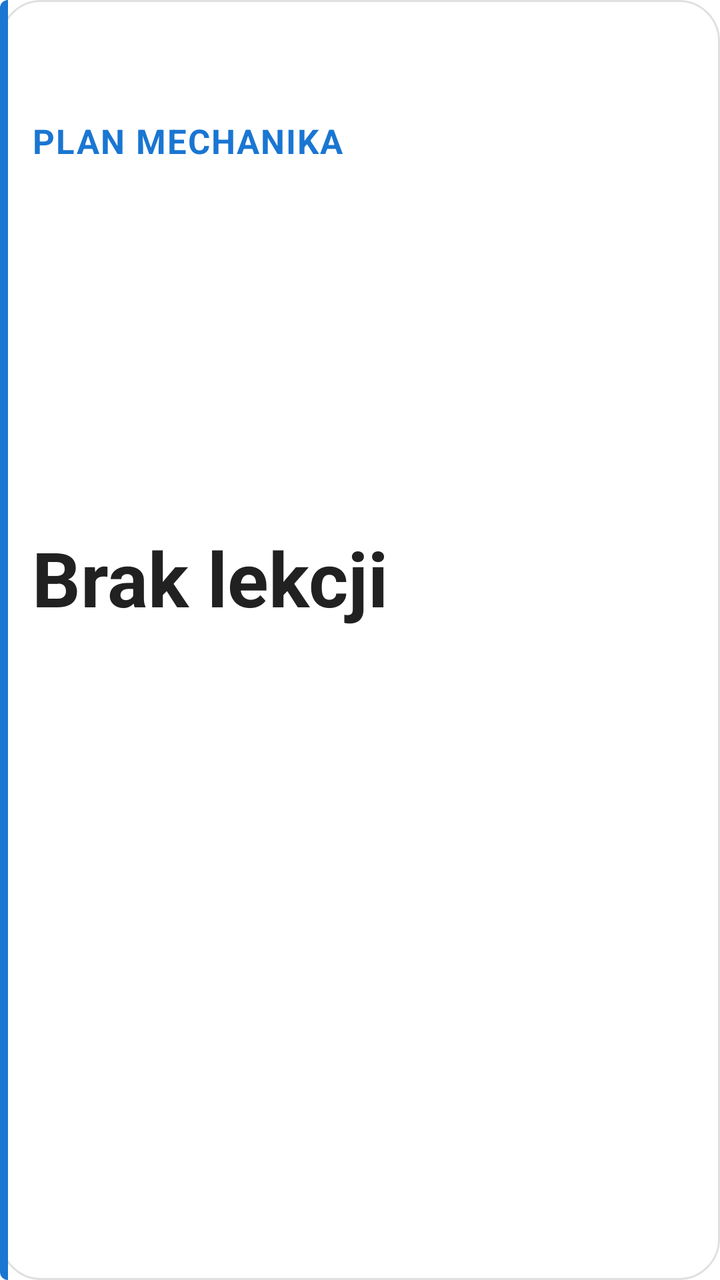
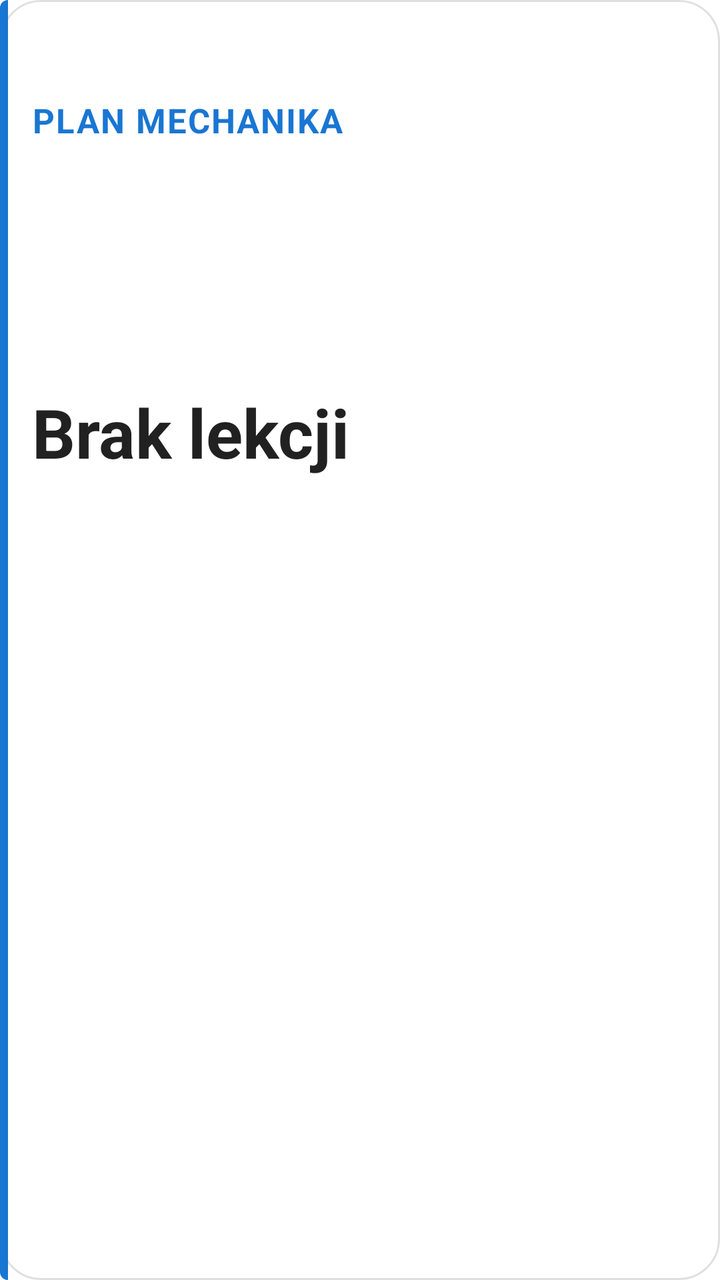

Compare the two renders of this Android layout. The source of the first and the diff that turns it into the second are given below.
<!-- AndroidManifest.xml: fallback theme Theme.MaterialComponents.DayNight.NoActionBar -->
<!-- res/layout/timetable_widget_layout.xml -->
<?xml version="1.0" encoding="utf-8"?>
<LinearLayout xmlns:android="http://schemas.android.com/apk/res/android"
    android:id="@+id/widget_root"
    android:layout_width="match_parent"
    android:layout_height="match_parent"
    android:orientation="horizontal"
    android:background="@drawable/widget_background">

    
    <FrameLayout
        android:layout_width="4dp"
        android:layout_height="match_parent"
        android:background="@drawable/widget_accent_bar" />

    
    <LinearLayout
        android:layout_width="0dp"
        android:layout_height="match_parent"
        android:layout_weight="1"
        android:orientation="vertical"
        android:paddingStart="12dp"
        android:paddingEnd="14dp"
        android:paddingTop="8dp"
        android:paddingBottom="8dp">

        <TextView
            android:id="@+id/widget_status"
            android:layout_width="match_parent"
            android:layout_height="0dp"
            android:layout_weight="2"
            android:gravity="center_vertical"
            android:text="Plan Mechanika"
            android:textSize="13sp"
            android:textStyle="bold"
            android:textAllCaps="true"
            android:letterSpacing="0.04"
            android:maxLines="1"
            android:autoSizeTextType="uniform"
            android:autoSizeMinTextSize="11sp"
            android:autoSizeMaxTextSize="17sp"
            android:textColor="@color/widget_accent" />

        <TextView
            android:id="@+id/widget_subject"
            android:layout_width="match_parent"
            android:layout_height="0dp"
            android:layout_weight="5"
            android:gravity="center_vertical"
            android:text="Brak lekcji"
            android:textSize="24sp"
            android:textStyle="bold"
            android:textColor="@color/widget_subject"
            android:maxLines="2"
            android:ellipsize="end"
            android:autoSizeTextType="uniform"
            android:autoSizeMinTextSize="18sp"
            android:autoSizeMaxTextSize="38sp" />

        <TextView
            android:id="@+id/widget_details"
            android:layout_width="match_parent"
            android:layout_height="0dp"
            android:layout_weight="3"
            android:gravity="center_vertical"
            android:text=""
            android:textSize="16sp"
            android:textColor="@color/widget_details"
            android:maxLines="1"
            android:ellipsize="end"
            android:autoSizeTextType="uniform"
            android:autoSizeMinTextSize="13sp"
            android:autoSizeMaxTextSize="24sp" />

    </LinearLayout>

</LinearLayout>
<!-- resources referenced by this layout -->
<resources>
  <color name="widget_accent">#1976D2</color>
  <color name="widget_details">#FF757575</color>
  <color name="widget_subject">#FF212121</color>
  <!-- drawable widget_accent_bar (drawable) -->
  <?xml version="1.0" encoding="utf-8"?>
  <shape xmlns:android="http://schemas.android.com/apk/res/android" android:shape="rectangle">
      <solid android:color="@color/widget_accent" />
      <corners
          android:topLeftRadius="20dp"
          android:bottomLeftRadius="20dp"
          android:topRightRadius="0dp"
          android:bottomRightRadius="0dp" />
  </shape>
  <!-- drawable widget_background (drawable) -->
  <?xml version="1.0" encoding="utf-8"?>
  <shape xmlns:android="http://schemas.android.com/apk/res/android" android:shape="rectangle">
      <solid android:color="@color/widget_background" />
      <stroke android:width="1dp" android:color="@color/widget_border" />
      <corners android:radius="20dp" />
  </shape>
  <color name="widget_background">#FFFFFFFF</color>
  <color name="widget_border">#1F000000</color>
</resources>

<!-- the commit's change to res/layout/timetable_widget_layout.xml (unified diff, before → after) -->
@@ -44,32 +44,63 @@
             android:id="@+id/widget_subject"
             android:layout_width="match_parent"
             android:layout_height="0dp"
-            android:layout_weight="5"
+            android:layout_weight="4"
             android:gravity="center_vertical"
             android:text="Brak lekcji"
-            android:textSize="24sp"
+            android:textSize="22sp"
             android:textStyle="bold"
             android:textColor="@color/widget_subject"
             android:maxLines="2"
             android:ellipsize="end"
             android:autoSizeTextType="uniform"
-            android:autoSizeMinTextSize="18sp"
-            android:autoSizeMaxTextSize="38sp" />
+            android:autoSizeMinTextSize="16sp"
+            android:autoSizeMaxTextSize="34sp" />
 
+        
         <TextView
-            android:id="@+id/widget_details"
+            android:id="@+id/widget_time"
             android:layout_width="match_parent"
             android:layout_height="0dp"
-            android:layout_weight="3"
+            android:layout_weight="2"
             android:gravity="center_vertical"
             android:text=""
-            android:textSize="16sp"
+            android:textSize="14sp"
             android:textColor="@color/widget_details"
             android:maxLines="1"
             android:ellipsize="end"
             android:autoSizeTextType="uniform"
-            android:autoSizeMinTextSize="13sp"
-            android:autoSizeMaxTextSize="24sp" />
+            android:autoSizeMinTextSize="12sp"
+            android:autoSizeMaxTextSize="20sp" />
+
+        <TextView
+            android:id="@+id/widget_room"
+            android:layout_width="match_parent"
+            android:layout_height="0dp"
+            android:layout_weight="2"
+            android:gravity="center_vertical"
+            android:text=""
+            android:textSize="14sp"
+            android:textColor="@color/widget_details"
+            android:maxLines="1"
+            android:ellipsize="end"
+            android:autoSizeTextType="uniform"
+            android:autoSizeMinTextSize="12sp"
+            android:autoSizeMaxTextSize="20sp" />
+
+        <TextView
+            android:id="@+id/widget_class"
+            android:layout_width="match_parent"
+            android:layout_height="0dp"
+            android:layout_weight="2"
+            android:gravity="center_vertical"
+            android:text=""
+            android:textSize="14sp"
+            android:textColor="@color/widget_details"
+            android:maxLines="1"
+            android:ellipsize="end"
+            android:autoSizeTextType="uniform"
+            android:autoSizeMinTextSize="12sp"
+            android:autoSizeMaxTextSize="20sp" />
 
     </LinearLayout>
 
